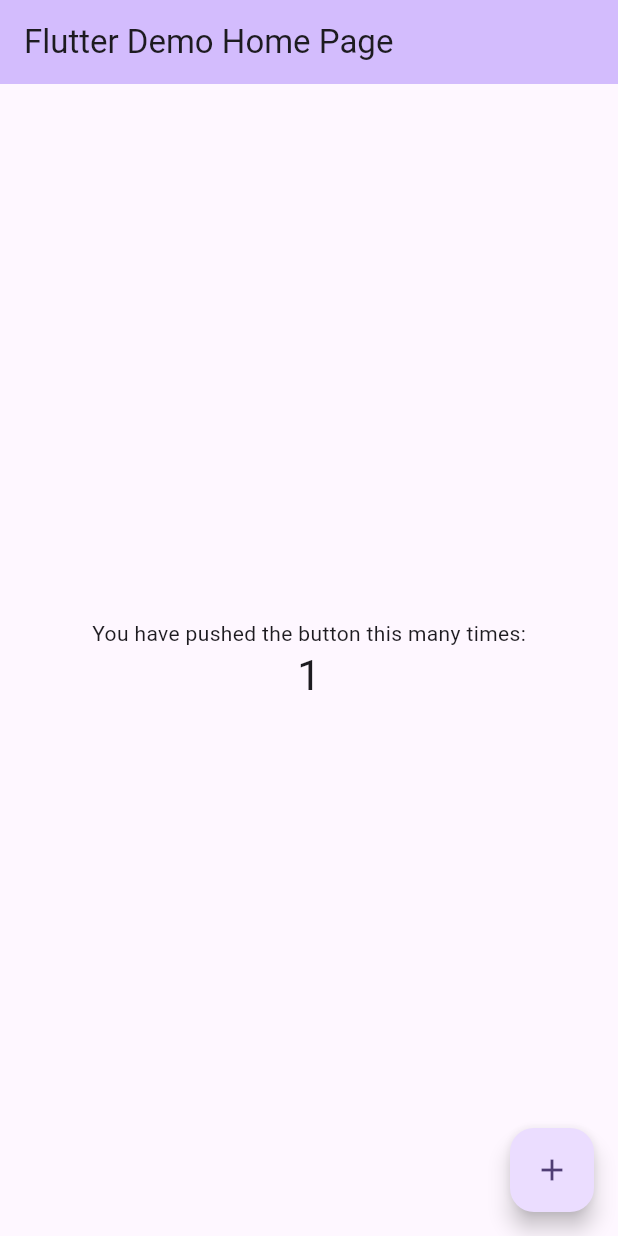
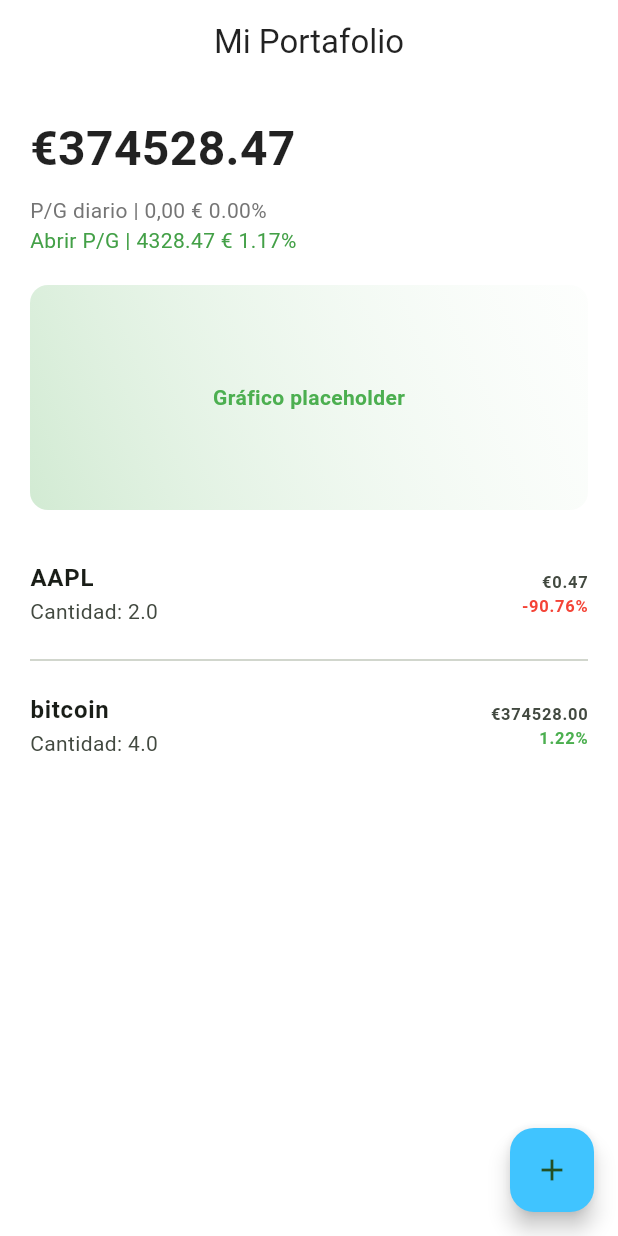
Before and after one commit to GoldLettuce/Lumina, a Flutter app: the screen it shows after launch, after a tap on the "add" icon, on a phone screen of 412 x 824 dp. Run offline on Flutter 3.47's test engine with Material 3 defaults, Android fonts, the phone set to English and light mode, and no system bars.

Commit message:
pantalla principal minimalista con layout base y datos estáticos

```diff
--- a/lib/main.dart
+++ b/lib/main.dart
@@ -1,122 +1,134 @@
 import 'package:flutter/material.dart';
 
 void main() {
-  runApp(const MyApp());
+  runApp(const PortfolioApp());
 }
 
-class MyApp extends StatelessWidget {
-  const MyApp({super.key});
+class PortfolioApp extends StatelessWidget {
+  const PortfolioApp({super.key});
 
-  // This widget is the root of your application.
   @override
   Widget build(BuildContext context) {
     return MaterialApp(
-      title: 'Flutter Demo',
+      title: 'Mi Portafolio',
+      debugShowCheckedModeBanner: false,
       theme: ThemeData(
-        // This is the theme of your application.
-        //
-        // TRY THIS: Try running your application with "flutter run". You'll see
-        // the application has a purple toolbar. Then, without quitting the app,
-        // try changing the seedColor in the colorScheme below to Colors.green
-        // and then invoke "hot reload" (save your changes or press the "hot
-        // reload" button in a Flutter-supported IDE, or press "r" if you used
-        // the command line to start the app).
-        //
-        // Notice that the counter didn't reset back to zero; the application
-        // state is not lost during the reload. To reset the state, use hot
-        // restart instead.
-        //
-        // This works for code too, not just values: Most code changes can be
-        // tested with just a hot reload.
-        colorScheme: ColorScheme.fromSeed(seedColor: Colors.deepPurple),
+        brightness: Brightness.light,
+        scaffoldBackgroundColor: Colors.white,
+        colorScheme: ColorScheme.fromSeed(seedColor: Colors.green),
+        fontFamily: 'Roboto',
+        useMaterial3: true,
       ),
-      home: const MyHomePage(title: 'Flutter Demo Home Page'),
+      home: const PortfolioScreen(),
     );
   }
 }
 
-class MyHomePage extends StatefulWidget {
-  const MyHomePage({super.key, required this.title});
-
-  // This widget is the home page of your application. It is stateful, meaning
-  // that it has a State object (defined below) that contains fields that affect
-  // how it looks.
-
-  // This class is the configuration for the state. It holds the values (in this
-  // case the title) provided by the parent (in this case the App widget) and
-  // used by the build method of the State. Fields in a Widget subclass are
-  // always marked "final".
-
-  final String title;
-
-  @override
-  State<MyHomePage> createState() => _MyHomePageState();
-}
-
-class _MyHomePageState extends State<MyHomePage> {
-  int _counter = 0;
-
-  void _incrementCounter() {
-    setState(() {
-      // This call to setState tells the Flutter framework that something has
-      // changed in this State, which causes it to rerun the build method below
-      // so that the display can reflect the updated values. If we changed
-      // _counter without calling setState(), then the build method would not be
-      // called again, and so nothing would appear to happen.
-      _counter++;
-    });
-  }
+class PortfolioScreen extends StatelessWidget {
+  const PortfolioScreen({super.key});
 
   @override
   Widget build(BuildContext context) {
-    // This method is rerun every time setState is called, for instance as done
-    // by the _incrementCounter method above.
-    //
-    // The Flutter framework has been optimized to make rerunning build methods
-    // fast, so that you can just rebuild anything that needs updating rather
-    // than having to individually change instances of widgets.
+    // Datos estáticos ejemplo
+    final totalValue = '€374528.47';
+    final dailyPL = 'P/G diario | 0,00 € 0.00%';
+    final openPL = 'Abrir P/G | 4328.47 € 1.17%';
+    final assets = [
+      {'name': 'AAPL', 'quantity': 2.0, 'value': '€0.47', 'change': '-90.76%', 'changeColor': Colors.red},
+      {'name': 'bitcoin', 'quantity': 4.0, 'value': '€374528.00', 'change': '1.22%', 'changeColor': Colors.green},
+    ];
+
     return Scaffold(
       appBar: AppBar(
-        // TRY THIS: Try changing the color here to a specific color (to
-        // Colors.amber, perhaps?) and trigger a hot reload to see the AppBar
-        // change color while the other colors stay the same.
-        backgroundColor: Theme.of(context).colorScheme.inversePrimary,
-        // Here we take the value from the MyHomePage object that was created by
-        // the App.build method, and use it to set our appbar title.
-        title: Text(widget.title),
+        title: const Text('Mi Portafolio'),
+        backgroundColor: Colors.white,
+        foregroundColor: Colors.black87,
+        elevation: 0,
+        centerTitle: true,
       ),
-      body: Center(
-        // Center is a layout widget. It takes a single child and positions it
-        // in the middle of the parent.
+      floatingActionButton: FloatingActionButton(
+        onPressed: () {
+          // Acción añadir inversión (más adelante)
+        },
+        backgroundColor: Colors.lightBlueAccent,
+        child: const Icon(Icons.add),
+      ),
+      body: Padding(
+        padding: const EdgeInsets.symmetric(horizontal: 20, vertical: 20),
         child: Column(
-          // Column is also a layout widget. It takes a list of children and
-          // arranges them vertically. By default, it sizes itself to fit its
-          // children horizontally, and tries to be as tall as its parent.
-          //
-          // Column has various properties to control how it sizes itself and
-          // how it positions its children. Here we use mainAxisAlignment to
-          // center the children vertically; the main axis here is the vertical
-          // axis because Columns are vertical (the cross axis would be
-          // horizontal).
-          //
-          // TRY THIS: Invoke "debug painting" (choose the "Toggle Debug Paint"
-          // action in the IDE, or press "p" in the console), to see the
-          // wireframe for each widget.
-          mainAxisAlignment: MainAxisAlignment.center,
-          children: <Widget>[
-            const Text('You have pushed the button this many times:'),
+          crossAxisAlignment: CrossAxisAlignment.start,
+          children: [
+            // Total invertido
             Text(
-              '$_counter',
-              style: Theme.of(context).textTheme.headlineMedium,
+              totalValue,
+              style: const TextStyle(fontSize: 32, fontWeight: FontWeight.bold, color: Colors.black87),
+            ),
+            const SizedBox(height: 8),
+
+            // P/G diario
+            Text(
+              dailyPL,
+              style: TextStyle(fontSize: 14, color: Colors.grey[600]),
+            ),
+
+            // Abrir P/G
+            Text(
+              openPL,
+              style: TextStyle(fontSize: 14, color: Colors.green[600]),
+            ),
+
+            const SizedBox(height: 20),
+
+            // Placeholder para gráfico
+            Container(
+              height: 150,
+              decoration: BoxDecoration(
+                gradient: LinearGradient(
+                  colors: [Colors.green.shade200.withOpacity(0.5), Colors.green.shade50.withOpacity(0.1)],
+                  begin: Alignment.bottomLeft,
+                  end: Alignment.topRight,
+                ),
+                borderRadius: BorderRadius.circular(12),
+              ),
+              child: const Center(
+                child: Text(
+                  'Gráfico placeholder',
+                  style: TextStyle(color: Colors.green, fontWeight: FontWeight.w600),
+                ),
+              ),
+            ),
+
+            const SizedBox(height: 20),
+
+            // Lista de activos
+            Expanded(
+              child: ListView.separated(
+                itemCount: assets.length,
+                separatorBuilder: (context, index) => const Divider(),
+                itemBuilder: (context, index) {
+                  final asset = assets[index];
+                  return ListTile(
+                    contentPadding: EdgeInsets.zero,
+                    title: Text(asset['name'] as String, style: const TextStyle(fontWeight: FontWeight.bold)),
+                    subtitle: Text('Cantidad: ${asset['quantity']}'),
+                    trailing: Column(
+                      crossAxisAlignment: CrossAxisAlignment.end,
+                      mainAxisAlignment: MainAxisAlignment.center,
+                      children: [
+                        Text(asset['value'] as String, style: const TextStyle(fontWeight: FontWeight.w600)),
+                        Text(
+                          asset['change'] as String,
+                          style: TextStyle(color: asset['changeColor'] as Color, fontWeight: FontWeight.w600),
+                        ),
+                      ],
+                    ),
+                  );
+                },
+              ),
             ),
           ],
         ),
       ),
-      floatingActionButton: FloatingActionButton(
-        onPressed: _incrementCounter,
-        tooltip: 'Increment',
-        child: const Icon(Icons.add),
-      ), // This trailing comma makes auto-formatting nicer for build methods.
     );
   }
 }
```
Also changed, not shown: 1 other file.
